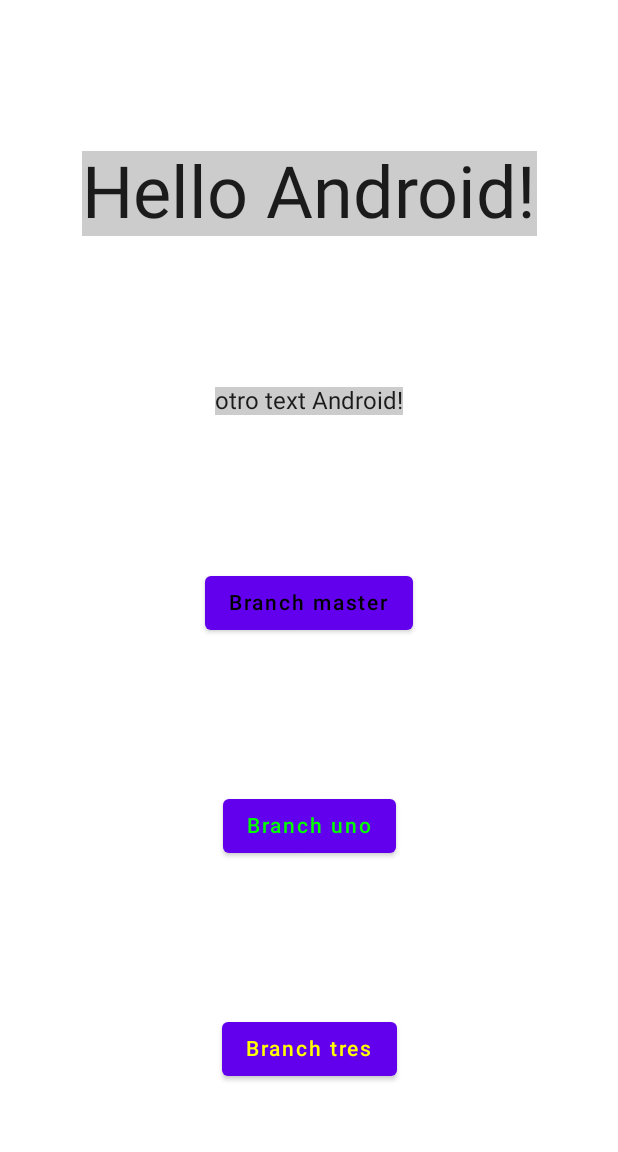
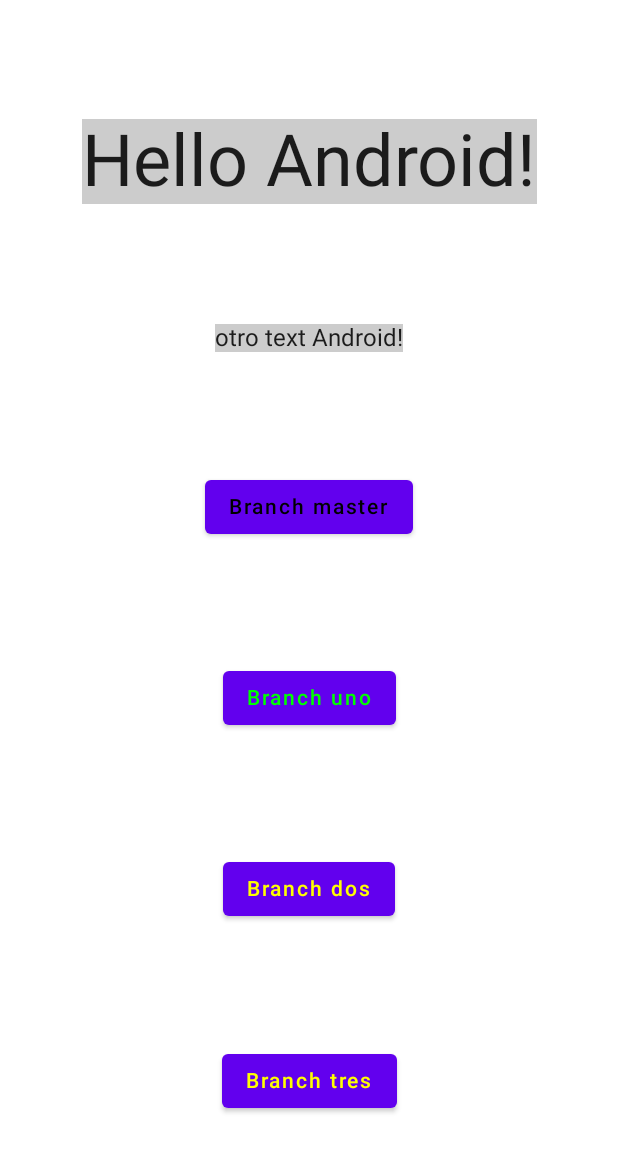
Before and after one commit to camarmadev/GitPruebas, an Android app built with Jetpack Compose: the screen it shows after launch (MainActivity), on a phone screen of 412 x 824 dp. Shown: the top 1152 px of the screen. Run offline under Robolectric (Android 15) with nearby library versions, the phone set to English and light mode, and no system bars.

Commit message:
branch tres, añado un boton

```diff
--- a/app/src/main/java/com/javidev/gitpruebasjavikidoandroid/MainActivity.kt
+++ b/app/src/main/java/com/javidev/gitpruebasjavikidoandroid/MainActivity.kt
@@ -56,6 +56,10 @@ fun Greeting(name: String) {
         }
 
         Button(onClick = { /*TODO*/ }) {
+            Text(text = "Branch dos", color = Color.Yellow)
+        }
+
+        Button(onClick = { /*TODO*/ }) {
             Text(text = "Branch tres", color = Color.Yellow)
         }
 
```
